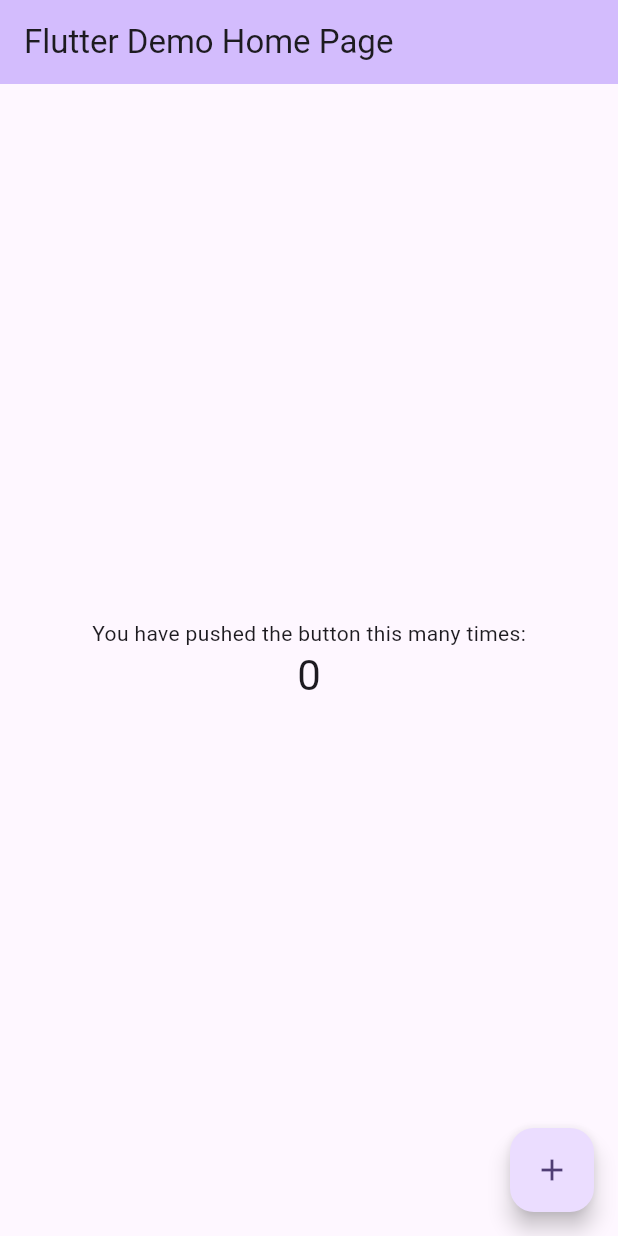
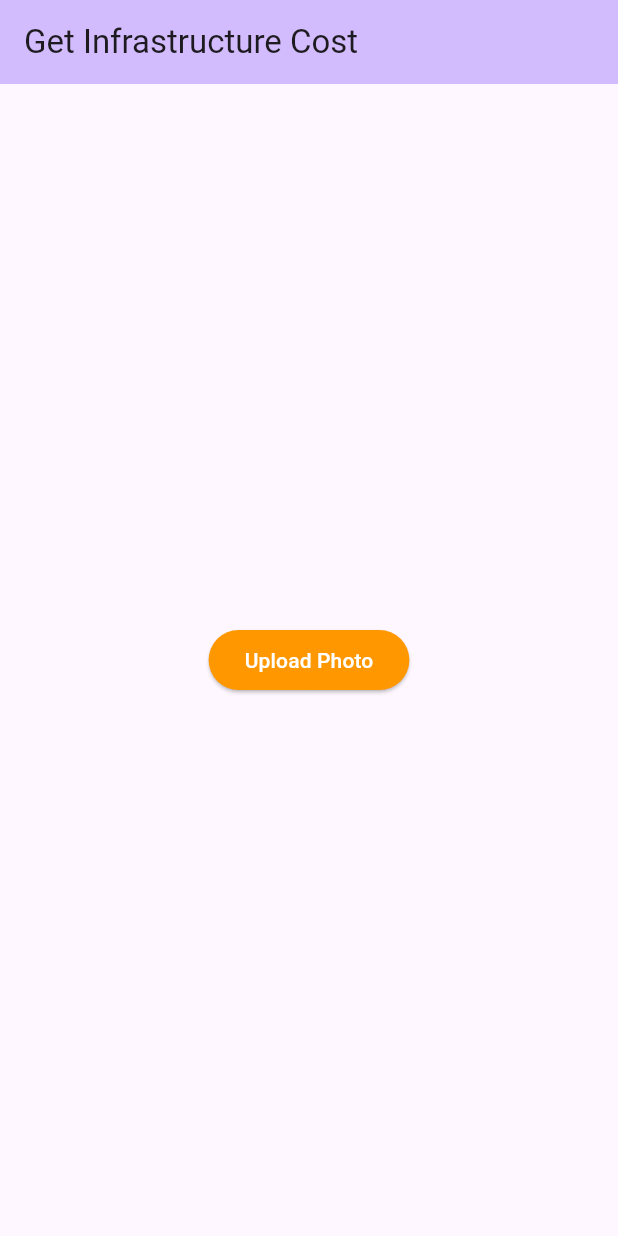
Before and after one commit to YOSHITOMO7777/get_infrastructure_cost, a Flutter app: the screen it shows after launch, on a phone screen of 412 x 824 dp. Run offline on Flutter 3.47's test engine with Material 3 defaults, Android fonts, the light colour scheme and no system bars.

Commit message:
アプリの初期設定を実施

```diff
--- a/lib/main.dart
+++ b/lib/main.dart
@@ -15,14 +15,13 @@ class MyApp extends StatelessWidget {
         colorScheme: ColorScheme.fromSeed(seedColor: Colors.deepPurple),
         useMaterial3: true,
       ),
-      home: const MyHomePage(title: 'Flutter Demo Home Page'),
+      home: const MyHomePage(),
     );
   }
 }
 
 class MyHomePage extends StatefulWidget {
-  const MyHomePage({super.key, required this.title});
-  final String title;
+  const MyHomePage({super.key});
 
   @override
   State<MyHomePage> createState() => _MyHomePageState();
@@ -42,27 +41,23 @@ class _MyHomePageState extends State<MyHomePage> {
     return Scaffold(
       appBar: AppBar(
         backgroundColor: Theme.of(context).colorScheme.inversePrimary,
-        title: Text(widget.title),
+        title: const Text('Get Infrastructure Cost'),
       ),
       body: Center(
         child: Column(
           mainAxisAlignment: MainAxisAlignment.center,
           children: <Widget>[
-            const Text(
-              'You have pushed the button this many times:',
-            ),
-            Text(
-              '$_counter',
-              style: Theme.of(context).textTheme.headlineMedium,
+            ElevatedButton(
+              style: ElevatedButton.styleFrom(
+                foregroundColor: Colors.white,
+                backgroundColor: Colors.orange,
+              ),
+              onPressed: () {},
+              child: const Text('Upload Photo'),
             ),
           ],
         ),
       ),
-      floatingActionButton: FloatingActionButton(
-        onPressed: _incrementCounter,
-        tooltip: 'Increment',
-        child: const Icon(Icons.add),
-      ),
     );
   }
 }
```
Also changed, not shown: pubspec.yaml (+3 -70 lines), pubspec.lock, 6 other files.
